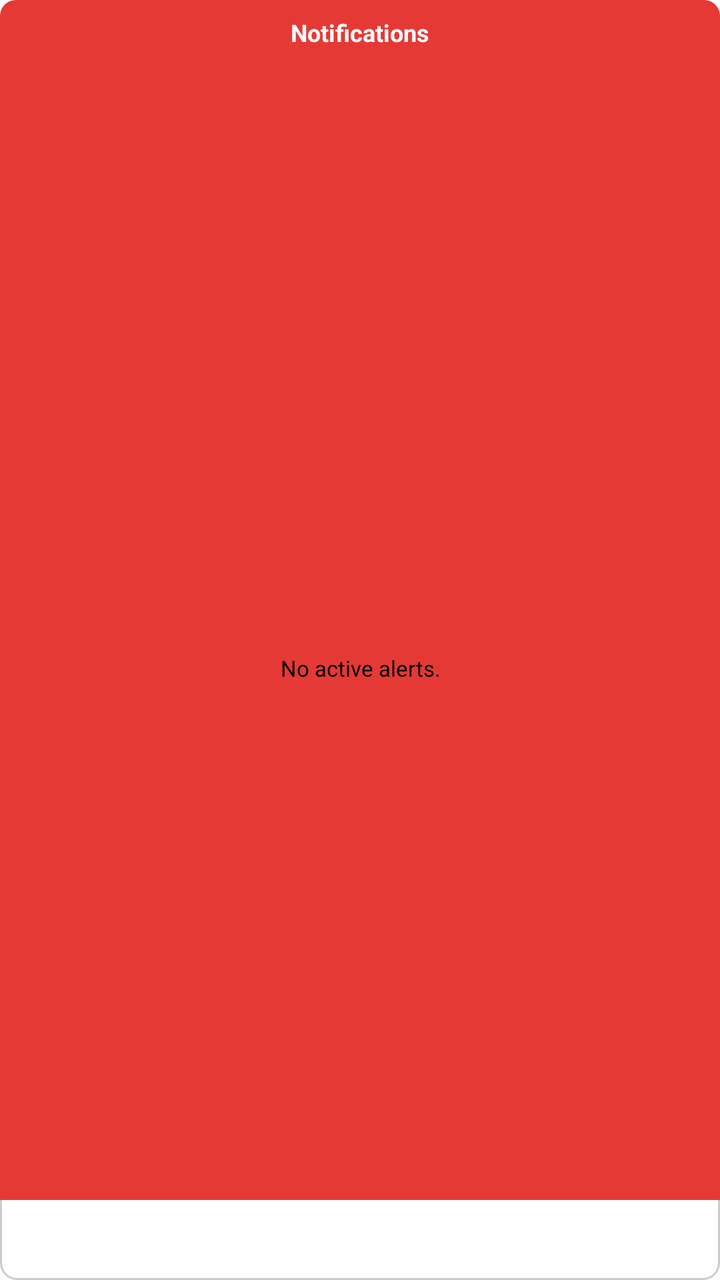
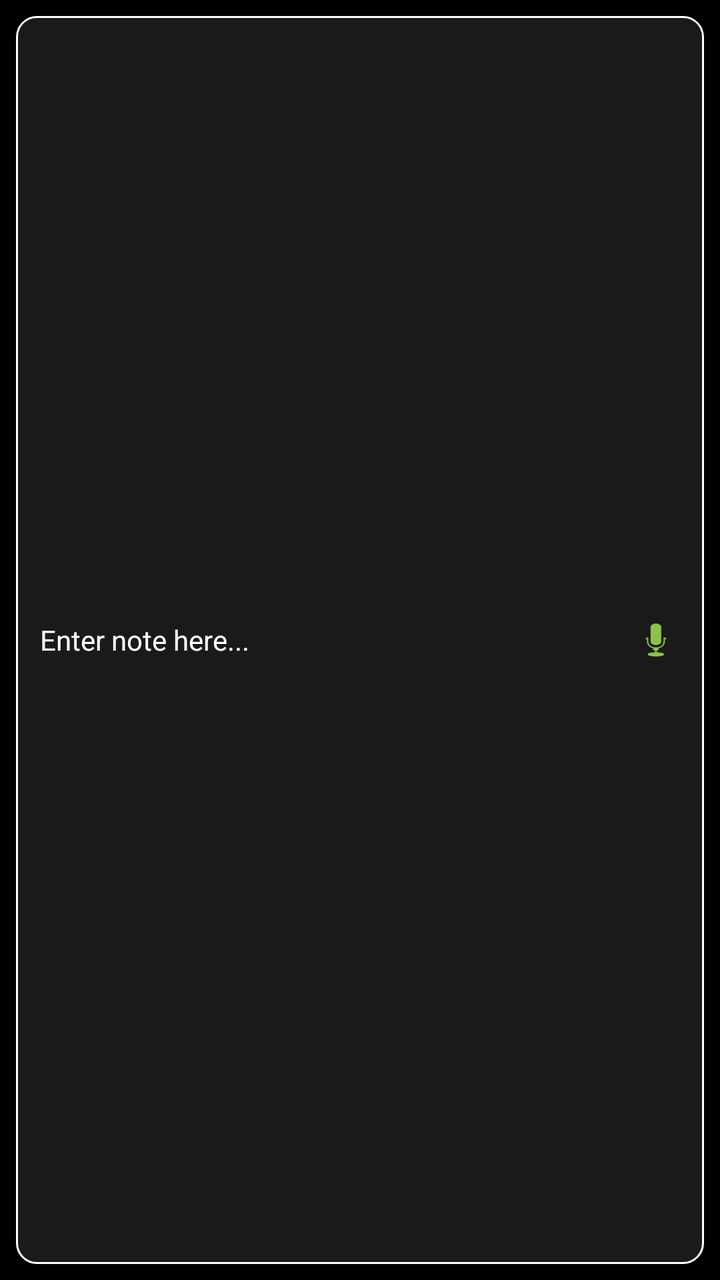

Compare the two renders of this Android layout. The source of the first and the diff that turns it into the second are given below.
<!-- AndroidManifest.xml: application theme Theme.MyCalendar2026SAR -->
<!-- res/layout/notification_widget.xml -->
<?xml version="1.0" encoding="utf-8"?>
<LinearLayout xmlns:android="http://schemas.android.com/apk/res/android"
    android:id="@+id/notification_widget_root"
    android:layout_width="match_parent"
    android:layout_height="match_parent"
    android:background="@drawable/calendar_logo_bg"
    android:orientation="vertical"
    android:padding="8dp">

    <TextView
        android:id="@+id/notif_widget_title"
        android:layout_width="match_parent"
        android:layout_height="wrap_content"
        android:text="Notifications"
        android:textColor="@color/white"
        android:textStyle="bold"
        android:textSize="12sp"
        android:gravity="center"/>

    <TextView
        android:id="@+id/notif_widget_text"
        android:layout_width="match_parent"
        android:layout_height="match_parent"
        android:text="No active alerts."
        android:textColor="@color/black"
        android:textSize="11sp"
        android:paddingTop="12dp"
        android:gravity="center"/>

</LinearLayout>
<!-- resources referenced by this layout -->
<resources>
  <color name="black">#FF000000</color>
  <color name="white">#FFFFFFFF</color>
  <!-- drawable calendar_logo_bg (drawable) -->
  <?xml version="1.0" encoding="utf-8"?>
  <layer-list xmlns:android="http://schemas.android.com/apk/res/android">
      
      <item>
          <shape android:shape="rectangle">
              <solid android:color="#FFFFFF" />
              <corners android:radius="8dp" />
              <stroke android:width="1dp" android:color="#CCCCCC" />
          </shape>
      </item>
      
      <item android:bottom="40dp">
          <shape android:shape="rectangle">
              <solid android:color="#E53935" />
              <corners
                  android:topLeftRadius="8dp"
                  android:topRightRadius="8dp" />
          </shape>
      </item>
  </layer-list>
  <style name="Theme.MyCalendar2026SAR" parent="Theme.MaterialComponents.DayNight.NoActionBar">
          
          <item name="colorPrimary">@color/purple_500</item>
          <item name="colorPrimaryVariant">@color/purple_700</item>
          <item name="colorOnPrimary">@color/white</item>
          
          <item name="colorSecondary">@color/teal_200</item>
          <item name="colorSecondaryVariant">@color/teal_700</item>
          <item name="colorOnSecondary">@color/black</item>
          
          <item name="android:statusBarColor">?attr/colorPrimaryVariant</item>
  
          
          <item name="materialAlertDialogTheme">@style/CustomAlertDialogTheme</item>
          <item name="alertDialogTheme">@style/CustomAlertDialogTheme</item>
      </style>
  <color name="purple_500">#FF6200EE</color>
  <color name="purple_700">#FF3700B3</color>
  <color name="teal_200">#FF03DAC5</color>
  <color name="teal_700">#FF018786</color>
  <style name="CustomAlertDialogTheme" parent="ThemeOverlay.MaterialComponents.MaterialAlertDialog">
          <item name="colorPrimary">@color/light_green</item>
          <item name="colorAccent">@color/light_green</item>
      </style>
  <color name="light_green">#8BC34A</color>
</resources>

<!-- the commit's change to res/layout/notification_widget.xml (unified diff, before → after) -->
@@ -1,30 +1,42 @@
 <?xml version="1.0" encoding="utf-8"?>
 <LinearLayout xmlns:android="http://schemas.android.com/apk/res/android"
+    xmlns:app="http://schemas.android.com/apk/res-auto"
     android:id="@+id/notification_widget_root"
     android:layout_width="match_parent"
-    android:layout_height="match_parent"
-    android:background="@drawable/calendar_logo_bg"
-    android:orientation="vertical"
+    android:layout_height="50dp"
+    android:background="@color/black"
+    android:gravity="center_vertical"
+    android:orientation="horizontal"
     android:padding="8dp">
 
-    <TextView
-        android:id="@+id/notif_widget_title"
-        android:layout_width="match_parent"
-        android:layout_height="wrap_content"
-        android:text="Notifications"
-        android:textColor="@color/white"
-        android:textStyle="bold"
-        android:textSize="12sp"
-        android:gravity="center"/>
+    <LinearLayout
+        android:id="@+id/notif_note_area"
+        android:layout_width="0dp"
+        android:layout_height="match_parent"
+        android:layout_weight="1"
+        android:background="@drawable/summary_border"
+        android:gravity="center_vertical"
+        android:orientation="horizontal"
+        android:paddingStart="12dp"
+        android:paddingEnd="8dp">
 
-    <TextView
-        android:id="@+id/notif_widget_text"
-        android:layout_width="match_parent"
-        android:layout_height="match_parent"
-        android:text="No active alerts."
-        android:textColor="@color/black"
-        android:textSize="11sp"
-        android:paddingTop="12dp"
-        android:gravity="center"/>
+        <TextView
+            android:id="@+id/notif_widget_text"
+            android:layout_width="0dp"
+            android:layout_height="wrap_content"
+            android:layout_weight="1"
+            android:text="Enter note here..."
+            android:textColor="@color/white"
+            android:textSize="14sp" />
+
+        <ImageView
+            android:id="@+id/notif_voice_btn"
+            android:layout_width="32dp"
+            android:layout_height="32dp"
+            android:padding="4dp"
+            android:src="@android:drawable/ic_btn_speak_now"
+            app:tint="@color/light_green" />
+
+    </LinearLayout>
 
 </LinearLayout>
<!-- resource entries referenced after the edit -->
@@ -2,27 +2,15 @@
 <resources>
   <color name="black">#FF000000</color>
   <color name="white">#FFFFFFFF</color>
-  <!-- drawable calendar_logo_bg (drawable) -->
+  <!-- drawable summary_border (drawable) -->
   <?xml version="1.0" encoding="utf-8"?>
-  <layer-list xmlns:android="http://schemas.android.com/apk/res/android">
-      
-      <item>
-          <shape android:shape="rectangle">
-              <solid android:color="#FFFFFF" />
-              <corners android:radius="8dp" />
-              <stroke android:width="1dp" android:color="#CCCCCC" />
-          </shape>
-      </item>
-      
-      <item android:bottom="40dp">
-          <shape android:shape="rectangle">
-              <solid android:color="#E53935" />
-              <corners
-                  android:topLeftRadius="8dp"
-                  android:topRightRadius="8dp" />
-          </shape>
-      </item>
-  </layer-list>
+  <shape xmlns:android="http://schemas.android.com/apk/res/android">
+      <solid android:color="@color/card_dark" />
+      <stroke
+          android:width="1dp"
+          android:color="@color/white" />
+      <corners android:radius="10dp" />
+  </shape>
   <style name="Theme.MyCalendar2026SAR" parent="Theme.MaterialComponents.DayNight.NoActionBar">
           
           <item name="colorPrimary">@color/purple_500</item>
@@ -39,6 +27,7 @@
           <item name="materialAlertDialogTheme">@style/CustomAlertDialogTheme</item>
           <item name="alertDialogTheme">@style/CustomAlertDialogTheme</item>
       </style>
+  <color name="card_dark">#1A1A1A</color>
   <color name="purple_500">#FF6200EE</color>
   <color name="purple_700">#FF3700B3</color>
   <color name="teal_200">#FF03DAC5</color>
